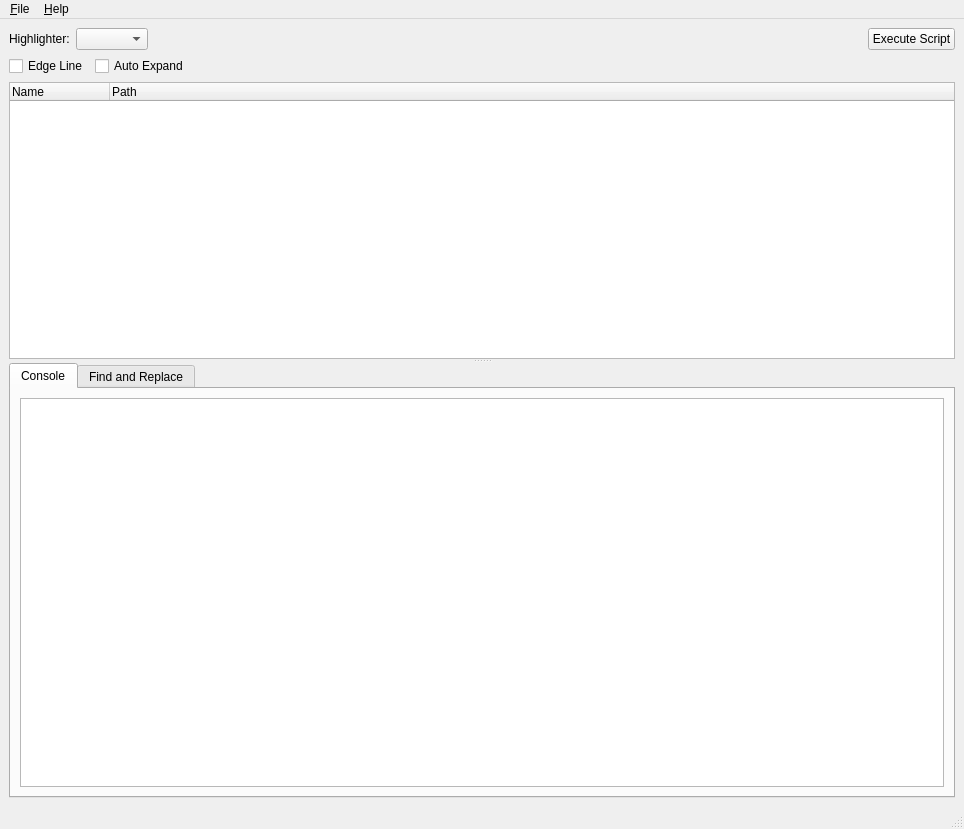
Qt form core/mainwindow.ui (KmolYuan/kmol-editor) before a commit.
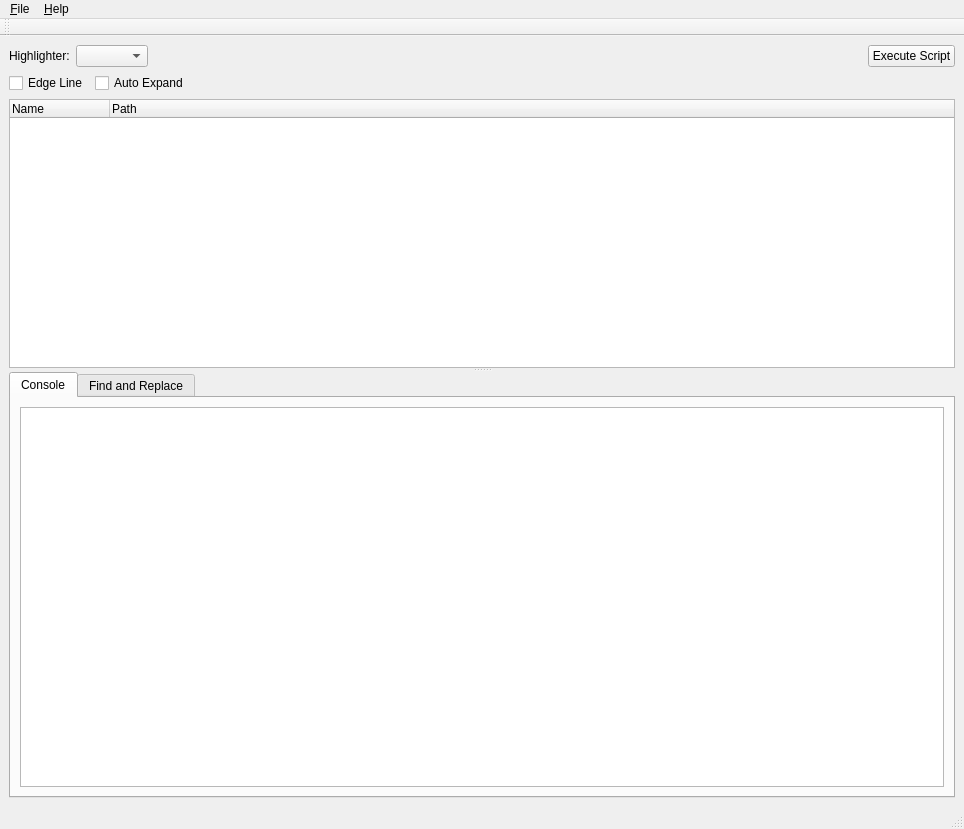
The same form after that commit. Icons and pictures are not drawn.

Patch:
```diff
--- a/core/mainwindow.ui
+++ b/core/mainwindow.ui
@@ -339,6 +339,17 @@
    <addaction name="menu_Help"/>
   </widget>
   <widget class="QStatusBar" name="statusBar"/>
+  <widget class="QToolBar" name="button_toolbar">
+   <property name="windowTitle">
+    <string>Button toolbar</string>
+   </property>
+   <attribute name="toolBarArea">
+    <enum>TopToolBarArea</enum>
+   </attribute>
+   <attribute name="toolBarBreak">
+    <bool>false</bool>
+   </attribute>
+  </widget>
   <action name="action_new_project">
    <property name="icon">
     <iconset theme="document-new">
```
